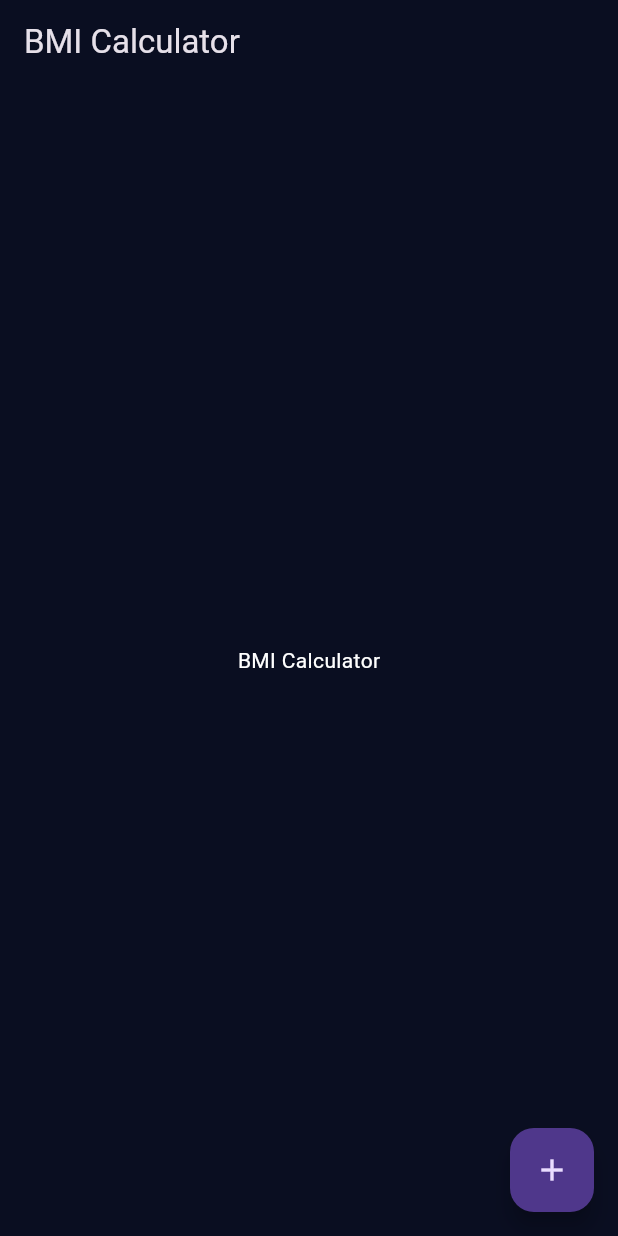
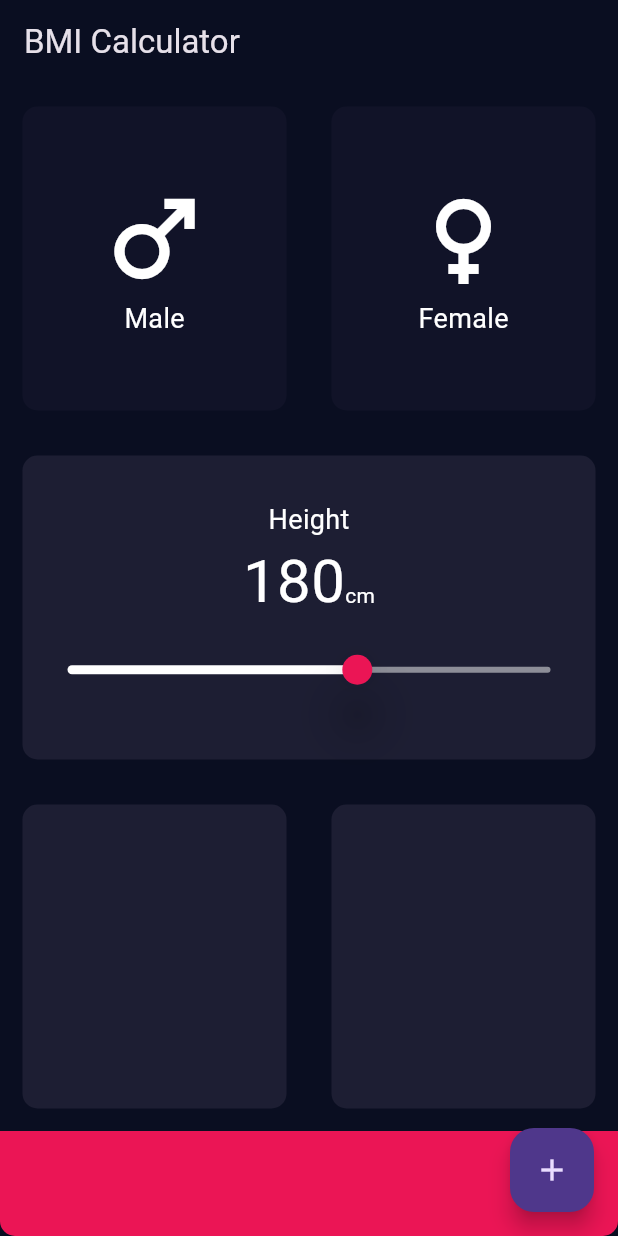
Before and after one commit to Gul-Is-Here/BMI-Calculator, a Flutter app: the screen it shows after launch, on a phone screen of 412 x 824 dp. Run offline on Flutter 3.47's test engine with Material 3 defaults, Android fonts, the phone set to English and light mode, and no system bars.

Commit message:
'Working on Designing and layout of BMI Calculator'

```diff
--- a/lib/Input_page.dart
+++ b/lib/Input_page.dart
@@ -1,4 +1,10 @@
+import 'package:bmi_calculator/bottom_container_widget.dart';
+import 'package:bmi_calculator/constant.dart';
+import 'package:bmi_calculator/container_widget.dart';
+import 'package:bmi_calculator/resuableslider_widget.dart';
 import 'package:flutter/material.dart';
+
+enum Gender { male, female }
 
 class InputPage extends StatefulWidget {
   const InputPage({super.key});
@@ -8,19 +14,81 @@ class InputPage extends StatefulWidget {
 }
 
 class _InputPageState extends State<InputPage> {
+  Gender? selectedGender;
+  int height = 180;
   @override
   Widget build(BuildContext context) {
     return Scaffold(
         appBar: AppBar(
-        title: Text('BMI Calculator'),
+          title: const Text('BMI Calculator'),
         ),
         floatingActionButton: FloatingActionButton(
           onPressed: () {},
           child: const Icon(Icons.add),
         ),
-      body: Center(
-        child: Text("BMI Calculator"),
+        body: Column(
+          crossAxisAlignment: CrossAxisAlignment.stretch,
+          // mainAxisAlignment: MainAxisAlignment.center,
+          children: [
+            Expanded(
+              child: Row(
+                children: [
+                  Expanded(
+                    child: ReusableCard(
+                      onTap: () {
+                        setState(() {
+                          selectedGender = Gender.male;
+                        });
+                      },
+                      text: 'Male',
+                      icon: Icons.male,
+                      color: selectedGender == Gender.male
+                          ? kActiveCardColor
+                          : kInactiveCardColor,
                     ),
-    );
+                  ),
+                  Expanded(
+                    child: ReusableCard(
+                      onTap: () {
+                        setState(() {
+                          selectedGender = Gender.female;
+                        });
+                      },
+                      text: 'Female',
+                      icon: Icons.female,
+                      color: selectedGender == Gender.female
+                          ? kActiveCardColor
+                          : kInactiveCardColor,
+                    ),
+                  ),
+                ],
+              ),
+            ),
+            const ResuableSilderWidget(),
+            const Expanded(
+              child: Row(
+                children: [
+                  BottomContainerWidget(
+                    color: kActiveCardColor,
+                  ),
+                  BottomContainerWidget(
+                    color: kActiveCardColor,
+                  ),
+                ],
+              ),
+            ),
+            Container(
+              width: double.infinity,
+              height: kBottomContainerHeight,
+              decoration: const BoxDecoration(
+                borderRadius: BorderRadius.only(
+                  bottomLeft: Radius.circular(10),
+                  bottomRight: Radius.circular(10),
+                ),
+                color: kBottomContainerColor,
+              ),
+            )
+          ],
+        ));
   }
 }
--- /dev/null
+++ b/lib/bottom_container_widget.dart
@@ -0,0 +1,19 @@
+import 'package:flutter/material.dart';
+
+class BottomContainerWidget extends StatelessWidget {
+  const BottomContainerWidget({super.key,required this.color});
+  final Color color;
+
+  @override
+  Widget build(BuildContext context) {
+    return Expanded(
+      child: Container(
+        margin: EdgeInsets.all(15),
+        decoration: BoxDecoration(
+          color: color,
+          borderRadius: BorderRadius.circular(10),
+        ),
+      ),
+    );
+  }
+}
--- /dev/null
+++ b/lib/constant.dart
@@ -0,0 +1,6 @@
+import 'package:flutter/material.dart';
+
+const kBottomContainerHeight = 70.0;
+const kActiveCardColor = Color(0xFF1D1E33);
+const kInactiveCardColor = Color(0xFF111328);
+const kBottomContainerColor = Color(0xFFEB1555);
--- /dev/null
+++ b/lib/container_widget.dart
@@ -0,0 +1,39 @@
+import 'package:flutter/material.dart';
+
+class ReusableCard extends StatelessWidget {
+  const ReusableCard(
+      {super.key,
+      required this.text,
+      required this.icon,
+      required this.color,
+      required this.onTap});
+  final String text;
+  final IconData icon;
+  final Color color;
+  final void Function() onTap;
+
+  @override
+  Widget build(BuildContext context) {
+    return GestureDetector(
+      onTap: onTap,
+      child: Container(
+        margin: EdgeInsets.all(15.0),
+        decoration: BoxDecoration(
+            color: color, borderRadius: BorderRadius.circular(10)),
+        child: Column(
+          mainAxisAlignment: MainAxisAlignment.center,
+          children: [
+            Icon(
+              icon,
+              size: 80,
+            ),
+            Text(
+              text,
+              style: TextStyle(fontSize: 18),
+            ),
+          ],
+        ),
+      ),
+    );
+  }
+}
--- /dev/null
+++ b/lib/resuableslider_widget.dart
@@ -0,0 +1,69 @@
+import 'package:bmi_calculator/constant.dart';
+import 'package:flutter/material.dart';
+
+class ResuableSilderWidget extends StatefulWidget {
+  const ResuableSilderWidget({super.key});
+
+  @override
+  State<ResuableSilderWidget> createState() => _ResuableSilderWidgetState();
+}
+
+class _ResuableSilderWidgetState extends State<ResuableSilderWidget> {
+  int height = 180;
+  @override
+  Widget build(BuildContext context) {
+    return Expanded(
+      child: Container(
+        margin: const EdgeInsets.all(15.0),
+        decoration: BoxDecoration(
+          color: kActiveCardColor,
+          borderRadius: BorderRadius.circular(10),
+        ),
+        child: Column(
+          mainAxisAlignment: MainAxisAlignment.center,
+          children: [
+            Text(
+              'Height',
+              style: TextStyle(fontSize: 18),
+            ),
+            Row(
+              mainAxisAlignment: MainAxisAlignment.center,
+              crossAxisAlignment: CrossAxisAlignment.baseline,
+              textBaseline: TextBaseline.alphabetic,
+              children: [
+                Text(
+                  height.toString(),
+                  style: TextStyle(
+                    fontSize: 40,
+                  ),
+                ),
+                Text('cm')
+              ],
+            ),
+            SliderTheme(
+              data: SliderTheme.of(context).copyWith(
+                activeTrackColor: Colors.white,
+                thumbColor: Color(0xFFEB1555),
+                overlayColor: Color(0x29EB1555),
+                thumbShape: RoundSliderThumbShape(elevation: 15.0),
+                overlayShape: RoundSliderOverlayShape(overlayRadius: 30.0),
+              ),
+              child: Slider(
+                value: height.toDouble(),
+                inactiveColor: const Color(0xFF8D8E98),
+                min: 120,
+                max: 220,
+                onChanged: (double newValue) {
+                  setState(() {
+                    height = newValue.round();
+                  });
+                  print(newValue);
+                },
+              ),
+            )
+          ],
+        ),
+      ),
+    );
+  }
+}
```
Lines whose indentation alone changed are shown as unchanged.
